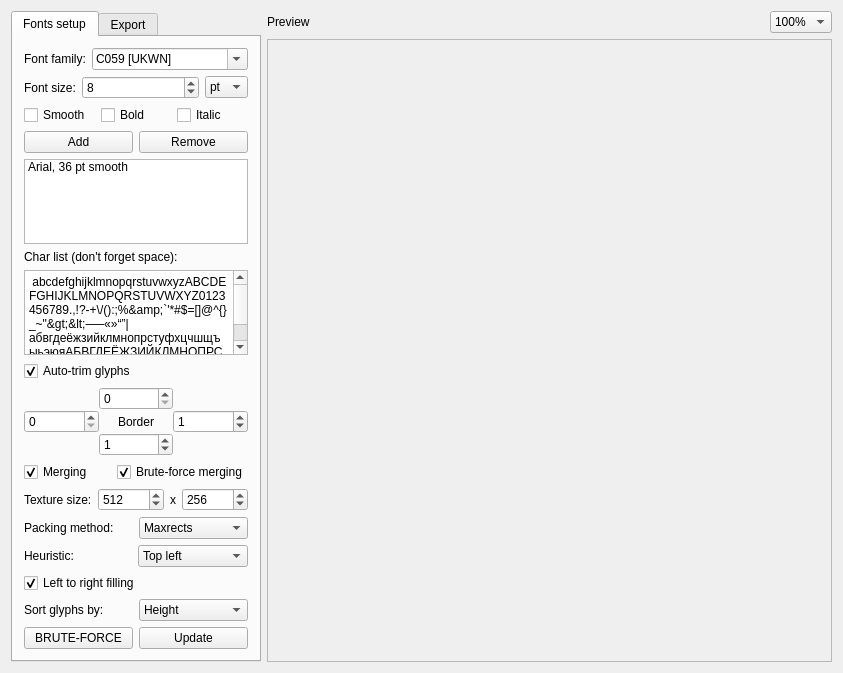
Before: the Qt Designer form mainwindow.ui in scriptum/UBFG, drawn with Qt 5.
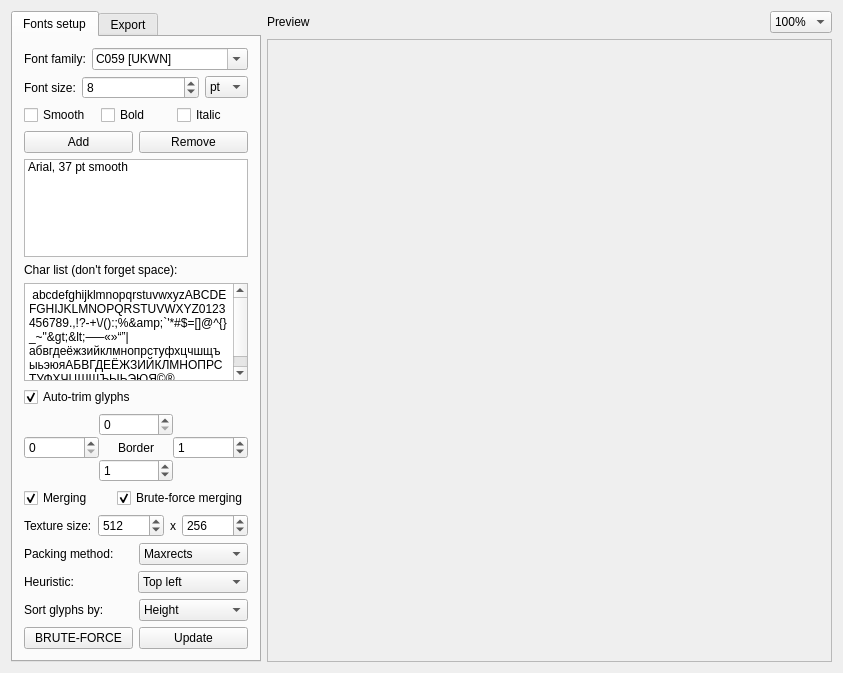
After: the same form once the commit is applied. Custom widgets are drawn as their Qt base class.

Commit message: Optimized packing method: Top Left

```diff
--- a/mainwindow.ui
+++ b/mainwindow.ui
@@ -176,7 +176,7 @@
          <widget class="QListWidget" name="listOfFonts">
           <item>
            <property name="text">
-            <string notr="true">Arial, 36 pt smooth</string>
+            <string notr="true">Arial, 37 pt smooth</string>
            </property>
            <property name="flags">
             <set>ItemIsSelectable|ItemIsEditable|ItemIsDragEnabled|ItemIsUserCheckable|ItemIsEnabled</set>
@@ -467,16 +467,6 @@
           </item>
          </layout>
         </item>
-        <item>
-         <widget class="QCheckBox" name="checkLTR">
-          <property name="text">
-           <string>Left to right filling</string>
-          </property>
-          <property name="checked">
-           <bool>true</bool>
-          </property>
-         </widget>
-        </item>
         <item>
          <layout class="QHBoxLayout" name="horizontalLayout_9">
           <item>
```
The commit also changes 5 other files.
